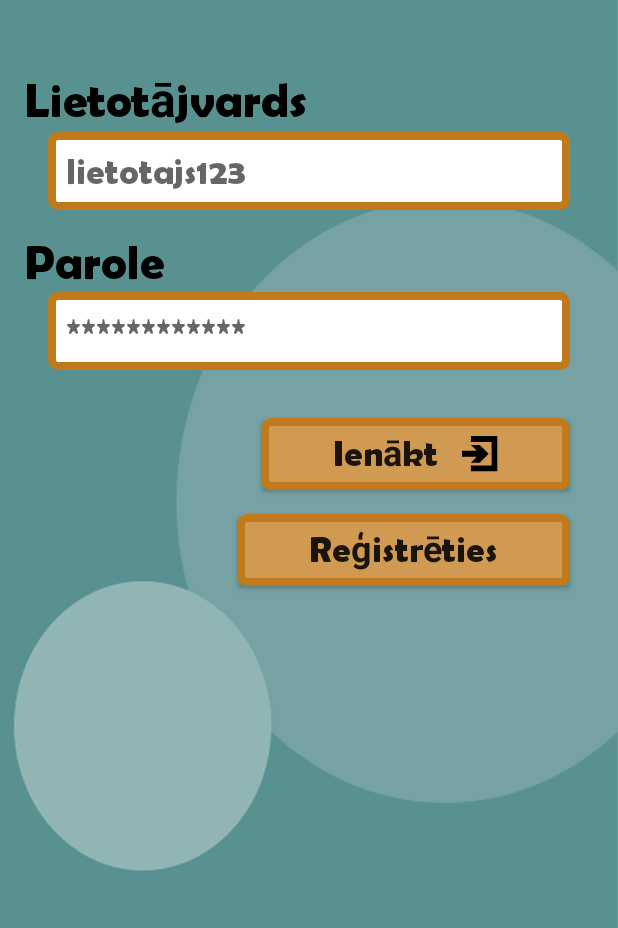
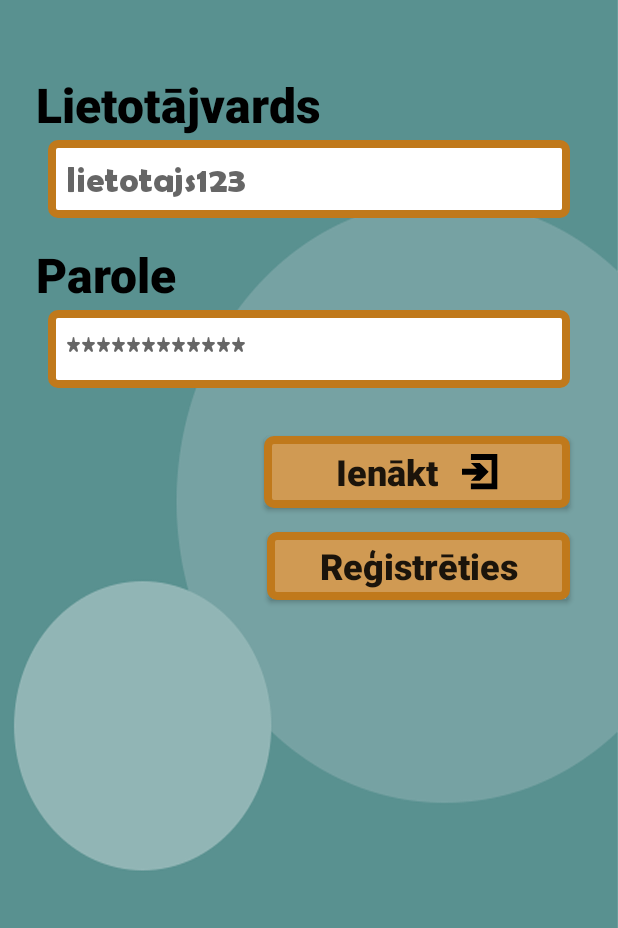
Before and after one commit to Cerins/OOP-client, an Android app: the screen it shows after launch (MainActivity), on a phone screen of 412 x 824 dp, the part 308-1236 px from its top. Run offline under Robolectric (Android 15) with nearby library versions, the phone set to English and light mode, and no system bars; our stand-ins replace Dagger/Hilt's generated code, navigation-ui.

Commit message:
Font Adjustment

```diff
--- a/app/src/main/res/layout/fragment_friends.xml
+++ b/app/src/main/res/layout/fragment_friends.xml
@@ -11,6 +11,8 @@
         android:id="@+id/btnLogout"
         android:layout_width="match_parent"
         android:layout_height="wrap_content"
-        android:text="Friends" />
+        android:fontFamily="sans-serif-black"
+        android:text="Friends"
+        android:textSize="20sp" />
 
 </LinearLayout>
--- a/app/src/main/res/layout/fragment_login.xml
+++ b/app/src/main/res/layout/fragment_login.xml
@@ -1,6 +1,7 @@
 <?xml version="1.0" encoding="utf-8"?><!-- res/layout/fragment_login.xml -->
 <androidx.constraintlayout.widget.ConstraintLayout xmlns:android="http://schemas.android.com/apk/res/android"
     xmlns:app="http://schemas.android.com/apk/res-auto"
+    xmlns:tools="http://schemas.android.com/tools"
     android:layout_width="match_parent"
     android:layout_height="match_parent"
     android:background="@drawable/background"
@@ -29,16 +30,18 @@
         android:orientation="horizontal"
         app:layout_constraintGuide_percent="0.3" />
 
+
     <TextView
         android:id="@+id/tvUsername"
         android:layout_width="wrap_content"
         android:layout_height="wrap_content"
+        android:layout_marginStart="8dp"
+        android:fontFamily="sans-serif-black"
         android:text="Lietotājvards"
         android:textColor="@color/black"
         android:textSize="32sp"
         app:layout_constraintStart_toStartOf="parent"
         app:layout_constraintTop_toBottomOf="@id/gd_4" />
-
 
     <EditText
         android:id="@+id/etEmail"
@@ -57,17 +60,19 @@
         app:layout_constraintStart_toStartOf="parent"
         app:layout_constraintTop_toBottomOf="@id/tvUsername" />
 
+
     <TextView
         android:id="@+id/tvPassword"
         android:layout_width="wrap_content"
         android:layout_height="wrap_content"
+        android:layout_marginStart="8dp"
         android:layout_marginTop="16dp"
+        android:fontFamily="sans-serif-black"
         android:text="Parole"
         android:textColor="@color/black"
         android:textSize="32sp"
         app:layout_constraintStart_toStartOf="parent"
         app:layout_constraintTop_toBottomOf="@id/etEmail" />
-
 
     <EditText
         android:id="@+id/etPassword"
@@ -93,6 +98,7 @@
         android:background="@drawable/bg_button"
         android:drawableEnd="@drawable/ic_signin"
         android:drawablePadding="16dp"
+        android:fontFamily="sans-serif-black"
         android:paddingHorizontal="48dp"
         android:text="Ienākt"
         android:textAllCaps="false"
@@ -102,15 +108,23 @@
 
     <androidx.appcompat.widget.AppCompatButton
         android:id="@+id/btnRegister"
-        android:layout_width="wrap_content"
-        android:layout_height="wrap_content"
+        android:layout_width="202dp"
+        android:layout_height="45dp"
         android:layout_marginTop="16dp"
         android:background="@drawable/bg_button"
-        android:paddingHorizontal="48dp"
+        android:fontFamily="sans-serif-black"
+        android:padding="0dp"
+        android:paddingHorizontal="0dp"
+        android:paddingStart="0dp"
+
+        android:paddingLeft="0dp"
+        android:paddingTop="0dp"
+        android:paddingEnd="0dp"
+        android:paddingRight="0dp"
+        android:paddingBottom="0dp"
         android:text="Reģistrēties"
         android:textAllCaps="false"
         android:textSize="24sp"
-
         app:layout_constraintEnd_toEndOf="@id/etPassword"
         app:layout_constraintTop_toBottomOf="@id/btnLogin" />
 
--- a/app/src/main/res/layout/fragment_messages_1.xml
+++ b/app/src/main/res/layout/fragment_messages_1.xml
@@ -11,6 +11,8 @@
         android:id="@+id/btnLogout"
         android:layout_width="match_parent"
         android:layout_height="wrap_content"
-        android:text="Messages" />
+        android:fontFamily="sans-serif-black"
+        android:text="Messages"
+        android:textSize="20sp" />
 
 </LinearLayout>
--- a/app/src/main/res/layout/fragment_profile_1.xml
+++ b/app/src/main/res/layout/fragment_profile_1.xml
@@ -11,6 +11,8 @@
         android:id="@+id/btnLogout"
         android:layout_width="match_parent"
         android:layout_height="wrap_content"
-        android:text="Logout" />
+        android:fontFamily="sans-serif-black"
+        android:text="Logout"
+        android:textSize="20sp" />
 
 </LinearLayout>
--- a/app/src/main/res/layout/fragment_search_1.xml
+++ b/app/src/main/res/layout/fragment_search_1.xml
@@ -10,6 +10,8 @@
         android:id="@+id/btnLogout"
         android:layout_width="match_parent"
         android:layout_height="wrap_content"
-        android:text="Search" />
+        android:fontFamily="sans-serif-black"
+        android:text="Search"
+        android:textSize="20sp" />
 
 </LinearLayout>
```
Also changed, not shown: app/src/main/res/layout/fragment_register.xml (+16 -0 lines).
